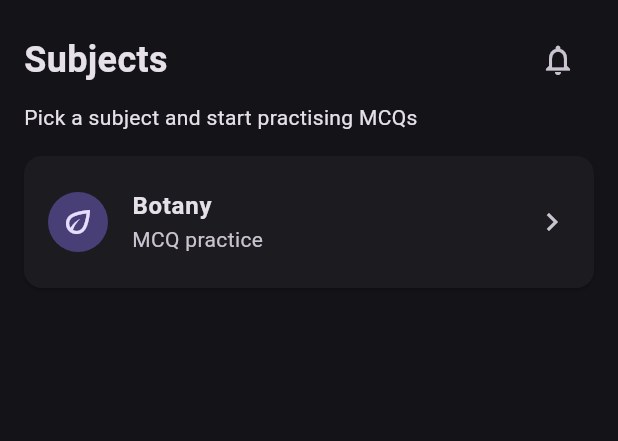
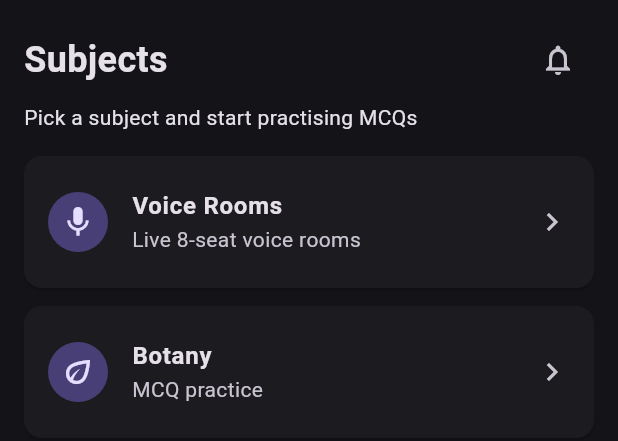
Before and after one commit to angryhunter25-dev/ONYX-STUDY-, a Flutter app: the HomeTab widget shown alone on an empty page, opened directly, on a phone screen of 412 x 824 dp. Shown: the top 441 px of the screen. Run offline on Flutter 3.47's test engine with Material 3 defaults, Android fonts, the phone set to English and light mode, and no system bars; our stand-ins replace audioplayers, file_picker, firebase_auth, firebase_core, firebase_database, firebase_storage and 4 more; missing offline and left inert: agora_rtc_engine; accounts and stored records are empty.

Commit message:
Add files via upload

```diff
--- a/user_app/lib/home_tab.dart
+++ b/user_app/lib/home_tab.dart
@@ -3,6 +3,7 @@ import 'package:flutter/material.dart';
 
 import 'announcements_page.dart';
 import 'quiz_screen.dart';
+import 'voice_rooms_page.dart';
 
 class HomeTab extends StatelessWidget {
   const HomeTab({super.key});
@@ -39,6 +40,20 @@ class HomeTab extends StatelessWidget {
             const SizedBox(height: 4),
             const Text('Pick a subject and start practising MCQs'),
             const SizedBox(height: 16),
+            Card(
+              margin: const EdgeInsets.only(bottom: 12),
+              child: ListTile(
+                contentPadding:
+                    const EdgeInsets.symmetric(horizontal: 16, vertical: 8),
+                leading: const CircleAvatar(child: Icon(Icons.mic)),
+                title: const Text('Voice Rooms',
+                    style: TextStyle(fontWeight: FontWeight.w600)),
+                subtitle: const Text('Live 8-seat voice rooms'),
+                trailing: const Icon(Icons.chevron_right),
+                onTap: () => Navigator.of(context).push(
+                    MaterialPageRoute(builder: (_) => const VoiceRoomsPage())),
+              ),
+            ),
             for (final e in items)
               Card(
                 margin: const EdgeInsets.only(bottom: 12),
```
